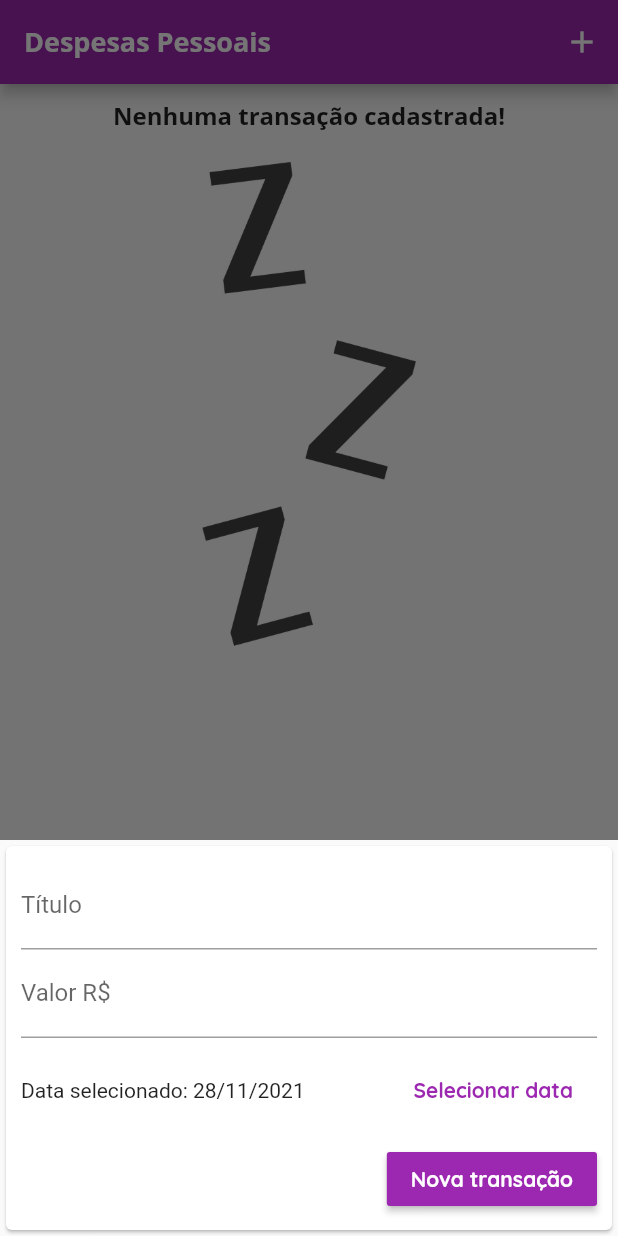
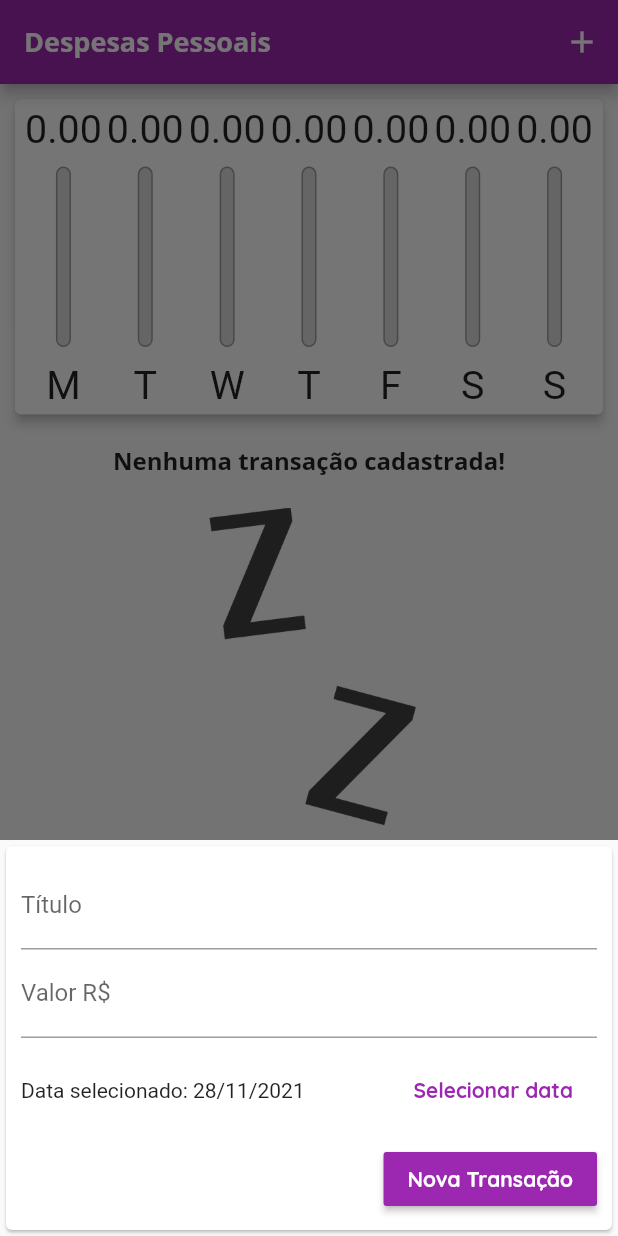
Before and after one commit to LRScudeletti/flutter-despesas, a Flutter app: the screen it shows after launch, after a tap on the "add" icon, on a phone screen of 412 x 824 dp. Run offline on Flutter 3.47's test engine with Material 2 defaults, Android fonts, the phone set to English and light mode, and no system bars.

Commit message:
Adicionado botão adaptativo para Android e iOS

```diff
--- /dev/null
+++ b/lib/components/adaptative_button.dart
@@ -0,0 +1,32 @@
+import 'dart:io';
+import 'package:flutter/cupertino.dart';
+import 'package:flutter/material.dart';
+
+class AdaptativeButton extends StatelessWidget {
+  final String label;
+  final VoidCallback onPressed;
+
+  AdaptativeButton({
+    required this.label,
+    required this.onPressed,
+  });
+
+  @override
+  Widget build(BuildContext context) {
+    return Platform.isIOS
+        ? CupertinoButton(
+            color: Theme.of(context).primaryColor,
+            padding: EdgeInsets.symmetric(
+              horizontal: 20,
+            ),
+            child: Text(label),
+            onPressed: onPressed,
+          )
+        : RaisedButton(
+            color: Theme.of(context).primaryColor,
+            textColor: Theme.of(context).textTheme.button!.color,
+            child: Text(label),
+            onPressed: onPressed,
+          );
+  }
+}
--- a/lib/components/transaction_form.dart
+++ b/lib/components/transaction_form.dart
@@ -1,6 +1,8 @@
 import 'package:flutter/cupertino.dart';
 import 'package:flutter/material.dart';
 import 'package:intl/intl.dart';
+
+import 'adaptative_button.dart';
 
 class TransactionForm extends StatefulWidget {
   final void Function(String, double, DateTime) onSubmit;
@@ -87,12 +89,10 @@ class _TransactionFormState extends State<TransactionForm> {
               Row(
                 mainAxisAlignment: MainAxisAlignment.end,
                 children: [
-                  RaisedButton(
-                    color: Theme.of(context).primaryColor,
-                    textColor: Theme.of(context).textTheme.button!.color,
+                  AdaptativeButton(
+                    label: 'Nova Transação',
                     onPressed: _submitForm,
-                    child: Text('Nova transação'),
-                  ),
+                  )
                 ],
               )
             ],
--- a/lib/main.dart
+++ b/lib/main.dart
@@ -135,21 +135,6 @@ class _MyHomePageState extends State<MyHomePage> {
       child: Column(
         crossAxisAlignment: CrossAxisAlignment.stretch,
         children: <Widget>[
-          if (isLandscape)
-            // Row(
-            //   mainAxisAlignment: MainAxisAlignment.center,
-            //   children: [
-            //     Switch.adaptive(
-            //         activeColor: Theme.of(context).accentColor,
-            //         value: _showChart,
-            //         onChanged: (value) {
-            //           setState(() {
-            //             _showChart = value;
-            //           });
-            //         }),
-            //     Text("Exibir Gráfico"),
-            //   ],
-            // ),
           if (_showChart || !isLandscape)
             Container(
               width: double.infinity,
```
Lines whose indentation alone changed are shown as unchanged.
